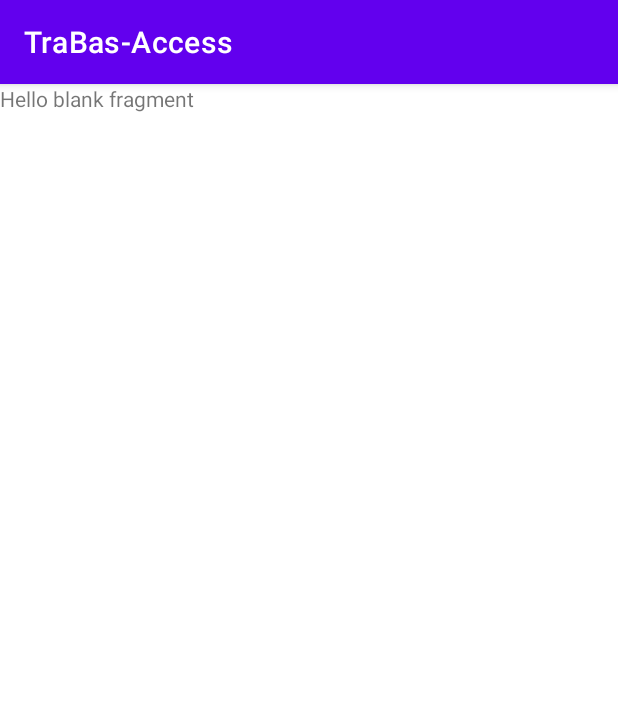
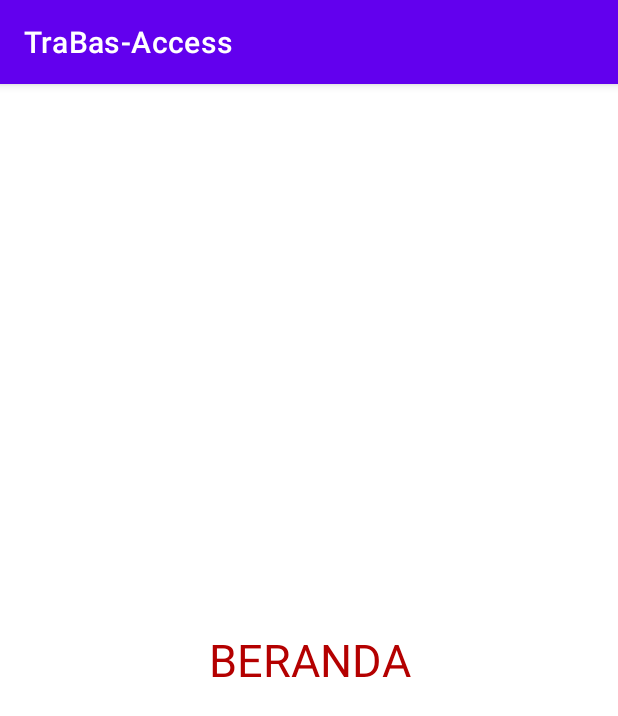
Before and after one commit to mfyasykur/TraBas-Access, an Android app: the fragment HomeFragment shown on its own in the app's theme, on a phone screen of 412 x 824 dp. Shown: the top 716 px of the screen. Run offline under Robolectric (Android 15) with nearby library versions, the phone set to English and light mode, and no system bars.

Commit message:
Set fragment content title

```diff
--- a/app/src/main/res/layout/fragment_home.xml
+++ b/app/src/main/res/layout/fragment_home.xml
@@ -9,6 +9,9 @@
     <TextView
         android:layout_width="match_parent"
         android:layout_height="match_parent"
-        android:text="@string/hello_blank_fragment" />
+        android:text="BERANDA"
+        android:gravity="center"
+        android:textSize="30sp"
+        android:textColor="@color/trabas_red" />
 
 </FrameLayout>
--- a/app/src/main/res/layout/fragment_profile.xml
+++ b/app/src/main/res/layout/fragment_profile.xml
@@ -9,6 +9,9 @@
     <TextView
         android:layout_width="match_parent"
         android:layout_height="match_parent"
-        android:text="@string/hello_blank_fragment" />
+        android:text="PROFIL"
+        android:gravity="center"
+        android:textSize="30sp"
+        android:textColor="@color/trabas_red" />
 
 </FrameLayout>
--- a/app/src/main/res/layout/fragment_route.xml
+++ b/app/src/main/res/layout/fragment_route.xml
@@ -9,6 +9,9 @@
     <TextView
         android:layout_width="match_parent"
         android:layout_height="match_parent"
-        android:text="@string/hello_blank_fragment" />
+        android:text="RUTE"
+        android:gravity="center"
+        android:textSize="30sp"
+        android:textColor="@color/trabas_red" />
 
 </FrameLayout>
--- a/app/src/main/res/layout/fragment_schedule.xml
+++ b/app/src/main/res/layout/fragment_schedule.xml
@@ -9,6 +9,9 @@
     <TextView
         android:layout_width="match_parent"
         android:layout_height="match_parent"
-        android:text="@string/hello_blank_fragment" />
+        android:text="JADWAL"
+        android:gravity="center"
+        android:textSize="30sp"
+        android:textColor="@color/trabas_red" />
 
 </FrameLayout>
```
